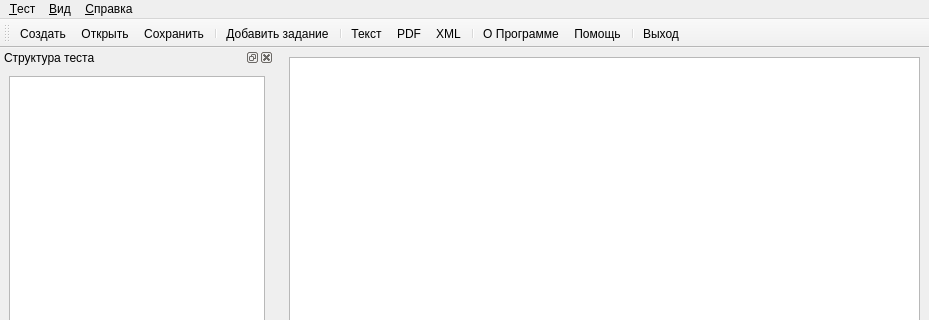
Before: the Qt Designer form mainwindow.ui in Horsmir/hstesteditor, drawn with Qt 5; both pictures show x 0 to 929 and y 0 to 320 of the 929 by 663 pixel window.
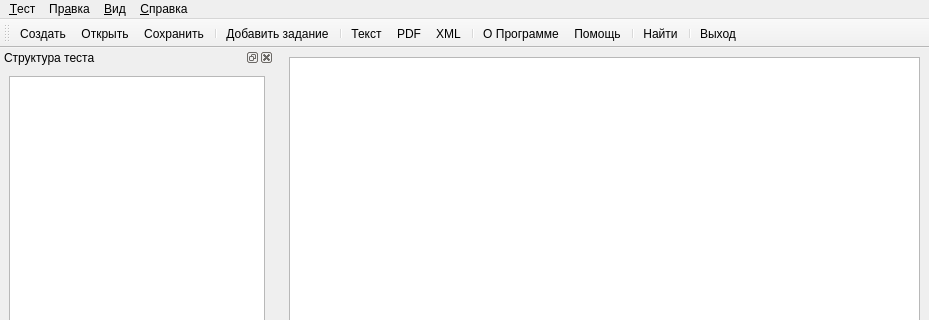
After: the same form once the commit is applied. Icons and pictures are not drawn.

The edit to the form file:
```diff
--- a/mainwindow.ui
+++ b/mainwindow.ui
@@ -74,7 +74,14 @@
     <addaction name="actionHelp"/>
     <addaction name="actionAbout"/>
    </widget>
+   <widget class="QMenu" name="menu_3">
+    <property name="title">
+     <string>Пр&amp;авка</string>
+    </property>
+    <addaction name="actionFind"/>
+   </widget>
    <addaction name="menu"/>
+   <addaction name="menu_3"/>
    <addaction name="menu_4"/>
    <addaction name="menu_5"/>
   </widget>
@@ -144,6 +151,8 @@
    <addaction name="actionAbout"/>
    <addaction name="actionHelp"/>
    <addaction name="separator"/>
+   <addaction name="actionFind"/>
+   <addaction name="separator"/>
    <addaction name="actionExit"/>
   </widget>
   <action name="actionOpen">
@@ -269,6 +278,18 @@
     <string>Ctrl+S</string>
    </property>
   </action>
+  <action name="actionFind">
+   <property name="icon">
+    <iconset resource="hstesteditor.qrc">
+     <normaloff>:/icons/edit-find.png</normaloff>:/icons/edit-find.png</iconset>
+   </property>
+   <property name="text">
+    <string>&amp;Найти...</string>
+   </property>
+   <property name="shortcut">
+    <string>Ctrl+F</string>
+   </property>
+  </action>
  </widget>
  <resources>
   <include location="hstesteditor.qrc"/>
```
